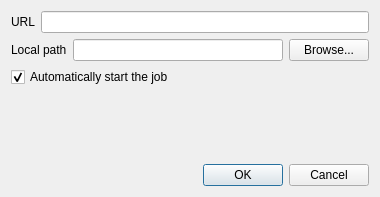
Old version of the form src/plugins/http/jobadderdialog.ui in the repository 0xd34df00d/leechcraft.
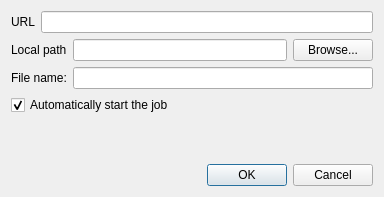
New version of the form.

```diff
--- a/src/plugins/http/jobadderdialog.ui
+++ b/src/plugins/http/jobadderdialog.ui
@@ -48,6 +48,20 @@
      </item>
     </layout>
    </item>
+   <item>
+    <layout class="QHBoxLayout" >
+     <item>
+      <widget class="QLabel" name="label" >
+       <property name="text" >
+        <string>File name:</string>
+       </property>
+      </widget>
+     </item>
+     <item>
+      <widget class="QLineEdit" name="FileName_" />
+     </item>
+    </layout>
+   </item>
    <item>
     <widget class="QCheckBox" name="Autostart_" >
      <property name="text" >
@@ -65,8 +79,8 @@
      </property>
      <property name="sizeHint" >
       <size>
-       <width>20</width>
-       <height>40</height>
+       <width>362</width>
+       <height>31</height>
       </size>
      </property>
     </spacer>
```
